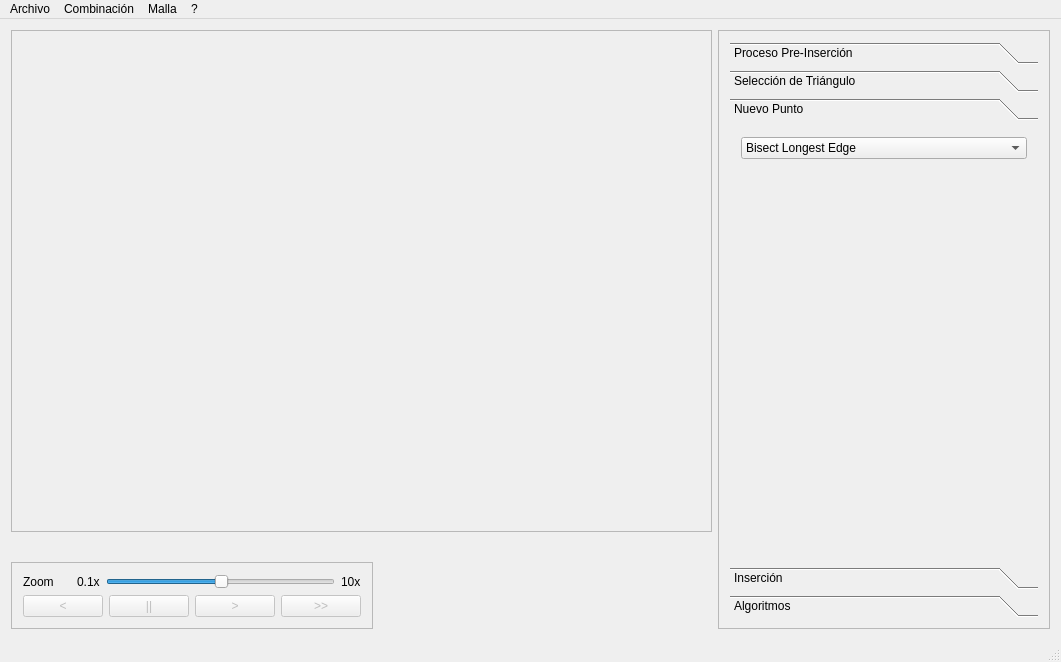
This is gui/forms/MainWindow.ui in afaundez/mesh-suite as Qt 5 draws it before an edit. The edited form follows.
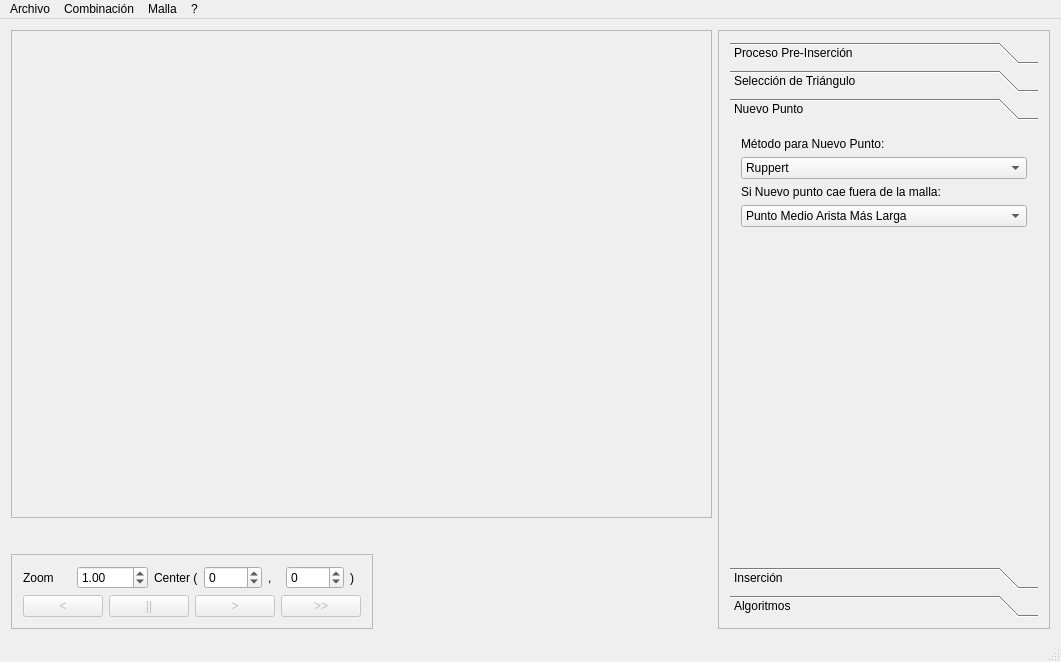
This is the edited form. The open tabs and pages were chosen to show the change.

Commit message: ADD Ruppert method

```diff
--- a/gui/forms/MainWindow.ui
+++ b/gui/forms/MainWindow.ui
@@ -49,7 +49,7 @@
       </layout>
      </widget>
     </item>
-    <item row="5" column="1">
+    <item row="6" column="1">
      <spacer name="horizontalSpacer_2">
       <property name="orientation">
        <enum>Qt::Horizontal</enum>
@@ -62,7 +62,7 @@
       </property>
      </spacer>
     </item>
-    <item row="5" column="0">
+    <item row="6" column="0">
      <widget class="QFrame" name="controlFrame">
       <property name="frameShape">
        <enum>QFrame::StyledPanel</enum>
@@ -76,39 +76,69 @@
          <item>
           <layout class="QHBoxLayout" name="horizontalLayout_3">
            <item>
-            <widget class="QLabel" name="zoomLabel">
+            <widget class="QLabel" name="scaleLabel">
              <property name="text">
               <string>Zoom     </string>
              </property>
             </widget>
            </item>
            <item>
-            <widget class="QLabel" name="lowestValueLabel">
-             <property name="text">
-              <string>0.1x</string>
+            <widget class="QDoubleSpinBox" name="scaleSpinBox">
+             <property name="maximum">
+              <double>1000.000000000000000</double>
              </property>
-            </widget>
-           </item>
-           <item>
-            <widget class="QSlider" name="zoomHorizontalSlider">
-             <property name="minimum">
-              <number>0</number>
+             <property name="singleStep">
+              <double>0.500000000000000</double>
              </property>
              <property name="value">
-              <number>50</number>
+              <double>1.000000000000000</double>
              </property>
-             <property name="sliderPosition">
-              <number>50</number>
+            </widget>
+           </item>
+           <item>
+            <widget class="QLabel" name="openCenterLavel">
+             <property name="text">
+              <string>Center (</string>
              </property>
-             <property name="orientation">
-              <enum>Qt::Horizontal</enum>
+            </widget>
+           </item>
+           <item>
+            <widget class="QSpinBox" name="xTranslateSpinBox">
+             <property name="minimum">
+              <number>-1000</number>
              </property>
+             <property name="maximum">
+              <number>1000</number>
+             </property>
+             <property name="singleStep">
+              <number>10</number>
+             </property>
             </widget>
            </item>
            <item>
-            <widget class="QLabel" name="highestValueLabel">
+            <widget class="QLabel" name="commaCenterLabel">
              <property name="text">
-              <string>10x</string>
+              <string>,</string>
+             </property>
+            </widget>
+           </item>
+           <item>
+            <widget class="QSpinBox" name="yTranslateSpinBox">
+             <property name="minimum">
+              <number>-1000</number>
+             </property>
+             <property name="maximum">
+              <number>1000</number>
+             </property>
+             <property name="singleStep">
+              <number>10</number>
+             </property>
+            </widget>
+           </item>
+           <item>
+            <widget class="QLabel" name="closeCenterLabel">
+             <property name="text">
+              <string>)</string>
              </property>
             </widget>
            </item>
@@ -166,7 +196,7 @@
       </layout>
      </widget>
     </item>
-    <item row="0" column="2" rowspan="6">
+    <item row="0" column="2" rowspan="7">
      <widget class="QFrame" name="optionFrame">
       <property name="frameShape">
        <enum>QFrame::StyledPanel</enum>
@@ -188,8 +218,8 @@
            <rect>
             <x>0</x>
             <y>0</y>
-            <width>252</width>
-            <height>69</height>
+            <width>304</width>
+            <height>432</height>
            </rect>
           </property>
           <attribute name="label">
@@ -198,6 +228,9 @@
           <layout class="QFormLayout" name="formLayout_2">
            <item row="0" column="0" colspan="2">
             <widget class="QComboBox" name="preProcessComboBox">
+             <property name="currentIndex">
+              <number>1</number>
+             </property>
              <item>
               <property name="text">
                <string>Ninguno</string>
@@ -205,7 +238,7 @@
              </item>
              <item>
               <property name="text">
-               <string>Revisar Diametro</string>
+               <string>Arreglar Vértices Involucrados</string>
               </property>
              </item>
             </widget>
@@ -225,7 +258,7 @@
             <x>0</x>
             <y>0</y>
             <width>315</width>
-            <height>132</height>
+            <height>432</height>
            </rect>
           </property>
           <attribute name="label">
@@ -285,47 +318,46 @@
            <rect>
             <x>0</x>
             <y>0</y>
-            <width>175</width>
-            <height>43</height>
+            <width>304</width>
+            <height>432</height>
            </rect>
           </property>
           <attribute name="label">
            <string>Nuevo Punto</string>
           </attribute>
           <layout class="QFormLayout" name="formLayout_3">
-           <property name="fieldGrowthPolicy">
-            <enum>QFormLayout::AllNonFixedFieldsGrow</enum>
-           </property>
-           <item row="0" column="0" colspan="2">
+           <item row="0" column="0">
+            <widget class="QLabel" name="label">
+             <property name="text">
+              <string>Método para Nuevo Punto:</string>
+             </property>
+            </widget>
+           </item>
+           <item row="2" column="0">
+            <widget class="QLabel" name="outsideNewPointCaseLabel">
+             <property name="text">
+              <string>Si Nuevo punto cae fuera de la malla:</string>
+             </property>
+            </widget>
+           </item>
+           <item row="1" column="0" colspan="2">
             <widget class="QComboBox" name="newPointMethodComboBox">
+             <property name="currentIndex">
+              <number>5</number>
+             </property>
              <item>
               <property name="text">
-               <string>Bisect Longest Edge</string>
+               <string>Punto Medio Arista Más Larga</string>
               </property>
              </item>
              <item>
               <property name="text">
-               <string>Centroid</string>
+               <string>Centroide</string>
               </property>
              </item>
              <item>
               <property name="text">
-               <string>Lepp-Bisection</string>
-              </property>
-             </item>
-             <item>
-              <property name="text">
-               <string>Circumcenter</string>
-              </property>
-             </item>
-             <item>
-              <property name="text">
-               <string>Lepp-Centroid</string>
-              </property>
-             </item>
-             <item>
-              <property name="text">
-               <string>Lepp-Delaunay</string>
+               <string>Circuncentro</string>
               </property>
              </item>
              <item>
@@ -333,6 +365,45 @@
                <string>Off-Center</string>
               </property>
              </item>
+             <item>
+              <property name="text">
+               <string>Lepp - Bisección</string>
+              </property>
+             </item>
+             <item>
+              <property name="text">
+               <string>Ruppert</string>
+              </property>
+             </item>
+             <item>
+              <property name="text">
+               <string>Lepp - Centroide</string>
+              </property>
+             </item>
+             <item>
+              <property name="text">
+               <string>Lepp - Delaunay</string>
+              </property>
+             </item>
+             <item>
+              <property name="text">
+               <string>Ungor</string>
+              </property>
+             </item>
+            </widget>
+           </item>
+           <item row="3" column="0" colspan="2">
+            <widget class="QComboBox" name="outsideNewPointCaseComboBox">
+             <item>
+              <property name="text">
+               <string>Punto Medio Arista Más Larga</string>
+              </property>
+             </item>
+             <item>
+              <property name="text">
+               <string>Punto Medio Borde Involucrado</string>
+              </property>
+             </item>
             </widget>
            </item>
           </layout>
@@ -342,7 +413,7 @@
            <rect>
             <x>0</x>
             <y>0</y>
-            <width>387</width>
+            <width>304</width>
             <height>432</height>
            </rect>
           </property>
@@ -406,31 +477,11 @@
              </item>
             </widget>
            </item>
-           <item row="12" column="0">
-            <widget class="QLabel" name="outsideNewPointCaseLabel">
-             <property name="text">
-              <string>Fuera de Malla</string>
-             </property>
-            </widget>
-           </item>
-           <item row="12" column="1">
-            <widget class="Line" name="line">
-             <property name="orientation">
-              <enum>Qt::Horizontal</enum>
-             </property>
-            </widget>
-           </item>
-           <item row="13" column="1">
-            <widget class="QComboBox" name="outsideNewPointCaseComboBox">
-             <item>
-              <property name="text">
-               <string>Bisectar Arista Más Larga</string>
-              </property>
-             </item>
-            </widget>
-           </item>
            <item row="1" column="1">
             <widget class="QComboBox" name="insideNewPointCaseComboBox">
+             <property name="currentIndex">
+              <number>1</number>
+             </property>
              <item>
               <property name="text">
                <string>Inserción Básica</string>
@@ -462,8 +513,8 @@
            <rect>
             <x>0</x>
             <y>0</y>
-            <width>151</width>
-            <height>43</height>
+            <width>304</width>
+            <height>432</height>
            </rect>
           </property>
           <attribute name="label">
```
Left out of the diff: 1 changed line with no effect on the pictures. The commit also changes 44 other files.
